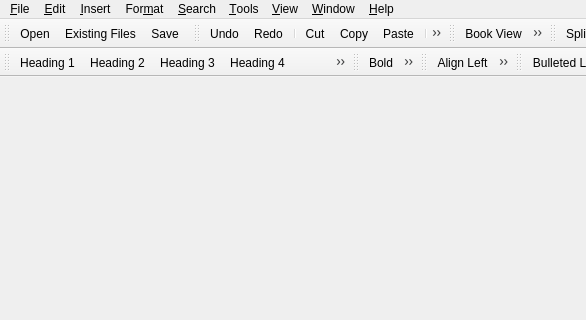
This is src/Sigil/Form_Files/main.ui in Sigil-Ebook/Sigil as Qt 5 draws it before an edit; both pictures show x 0 to 586 and y 0 to 320 of the 1000 by 700 pixel window. The edited form follows.
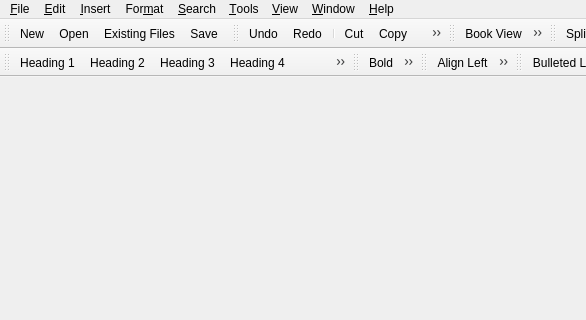
This is the edited form. Icons and pictures are not drawn.

Commit message: Replace Split File icon, restore Add New icon to toolbar, tweak Insert Id icon, add status message on New Book.

```diff
--- a/src/Sigil/Form_Files/main.ui
+++ b/src/Sigil/Form_Files/main.ui
@@ -307,6 +307,7 @@
    <attribute name="toolBarBreak">
     <bool>false</bool>
    </attribute>
+   <addaction name="actionNew"/>
    <addaction name="actionOpen"/>
    <addaction name="actionAddExistingFile"/>
    <addaction name="actionSave"/>
```
Left out of the diff: 8 changed lines with no effect on the pictures. The commit also changes 7 other files.
